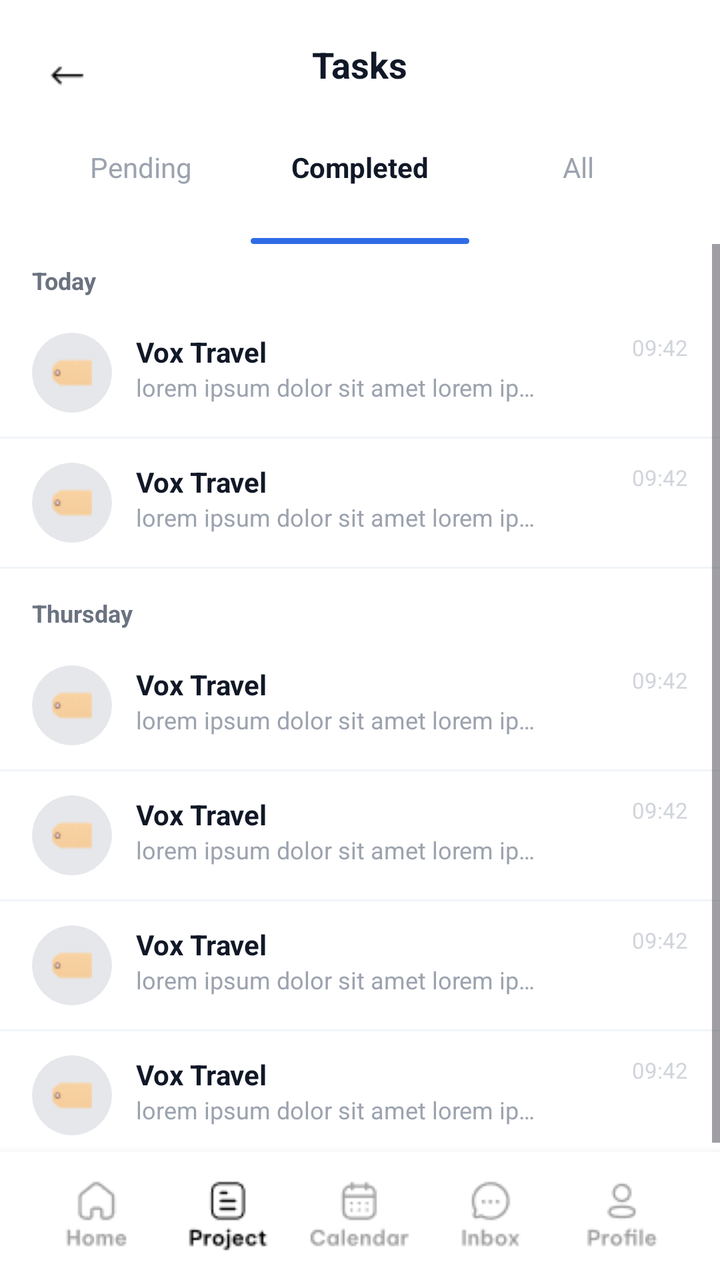
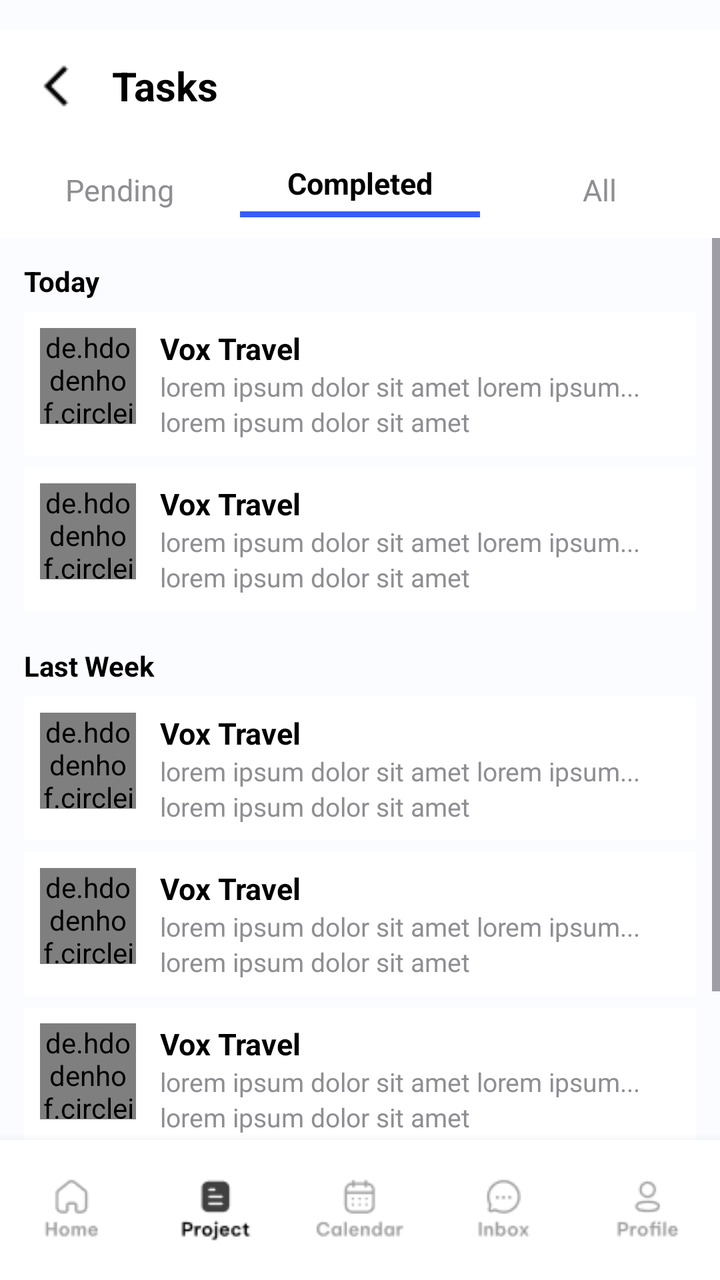

The first picture is an Android layout as it rendered before a commit; the second is the same layout after the commit. The layout source and the unified diff follow.
<!-- AndroidManifest.xml: application theme Theme.Teamflow -->
<!-- res/layout/activity_task_list_completed.xml -->
<RelativeLayout xmlns:android="http://schemas.android.com/apk/res/android"
    android:layout_width="match_parent"
    android:layout_height="match_parent"
    android:background="#FFFFFF">

    
    <RelativeLayout
        android:layout_marginTop="10dp"
        android:id="@+id/topBar"
        android:layout_width="match_parent"
        android:layout_height="56dp"
        android:paddingStart="16dp"
        android:paddingEnd="16dp"
        android:gravity="center_vertical">

        <ImageView
            android:id="@+id/btnBack"
            android:layout_width="36dp"
            android:layout_height="36dp"
            android:src="@drawable/back_arrow" />

        <TextView
            android:id="@+id/tvTitle"
            android:layout_width="wrap_content"
            android:layout_height="wrap_content"
            android:layout_centerHorizontal="true"
            android:text="Tasks"
            android:textSize="18sp"
            android:textStyle="bold"
            android:textColor="#111827" />
    </RelativeLayout>

    
    <RelativeLayout
        android:id="@+id/tabs"
        android:layout_width="match_parent"
        android:layout_height="56dp"
        android:layout_below="@id/topBar"
        android:paddingStart="16dp"
        android:paddingEnd="16dp">

        <LinearLayout
            android:layout_width="match_parent"
            android:layout_height="match_parent"
            android:orientation="horizontal"
            android:gravity="center_vertical">

            <RelativeLayout
                android:id="@+id/tabPending"
                android:layout_width="0dp"
                android:layout_height="match_parent"
                android:layout_weight="1">

                <TextView
                    android:layout_width="wrap_content"
                    android:layout_height="wrap_content"
                    android:layout_centerHorizontal="true"
                    android:layout_marginTop="8dp"
                    android:text="Pending"
                    android:textSize="14sp"
                    android:textColor="#9CA3AF"/>

                

            </RelativeLayout>

            <RelativeLayout
                android:id="@+id/tabCompleted"
                android:layout_width="0dp"
                android:layout_height="match_parent"
                android:layout_weight="1">

                <TextView
                    android:layout_width="wrap_content"
                    android:layout_height="wrap_content"
                    android:layout_centerHorizontal="true"
                    android:layout_marginTop="8dp"
                    android:text="Completed"
                    android:textColor="#111827"
                    android:textStyle="bold"

                    android:textSize="14sp"
                     />
                <View
                    android:layout_width="match_parent"
                    android:layout_height="3dp"
                    android:layout_alignParentBottom="true"
                    android:layout_centerHorizontal="true"
                    android:background="@drawable/bg_tab_indicator"/>
            </RelativeLayout>

            <RelativeLayout
                android:id="@+id/tabAll"
                android:layout_width="0dp"
                android:layout_height="match_parent"
                android:layout_weight="1">

                <TextView
                    android:layout_width="wrap_content"
                    android:layout_height="wrap_content"
                    android:layout_centerHorizontal="true"
                    android:layout_marginTop="8dp"
                    android:text="All"
                    android:textSize="14sp"
                    android:textColor="#9CA3AF" />
            </RelativeLayout>
        </LinearLayout>
    </RelativeLayout>

    
    <ScrollView
        android:id="@+id/scroll"
        android:layout_width="match_parent"
        android:layout_height="0dp"
        android:layout_below="@id/tabs"
        android:layout_above="@+id/bottomNav"
        android:fillViewport="true">

        <LinearLayout
            android:layout_width="match_parent"
            android:layout_height="wrap_content"
            android:orientation="vertical">

            
            <TextView
                android:layout_width="match_parent"
                android:layout_height="wrap_content"
                android:paddingStart="16dp"
                android:paddingEnd="16dp"
                android:paddingTop="10dp"
                android:paddingBottom="6dp"
                android:text="Today"
                android:textColor="#6B7280"
                android:textSize="12sp"
                android:textStyle="bold" />

            
            <include layout="@layout/row_task_item"/>
            <View android:layout_width="match_parent" android:layout_height="1dp" android:background="#F1F5F9"/>

            <include layout="@layout/row_task_item"/>
            <View android:layout_width="match_parent" android:layout_height="1dp" android:background="#F1F5F9"/>

            
            <TextView
                android:layout_width="match_parent"
                android:layout_height="wrap_content"
                android:paddingStart="16dp"
                android:paddingEnd="16dp"
                android:paddingTop="14dp"
                android:paddingBottom="6dp"
                android:text="Thursday"
                android:textColor="#6B7280"
                android:textSize="12sp"
                android:textStyle="bold" />

            <include layout="@layout/row_task_item"/>
            <View android:layout_width="match_parent" android:layout_height="1dp" android:background="#F1F5F9"/>

            <include layout="@layout/row_task_item"/>
            <View android:layout_width="match_parent" android:layout_height="1dp" android:background="#F1F5F9"/>

            <include layout="@layout/row_task_item"/>
            <View android:layout_width="match_parent" android:layout_height="1dp" android:background="#F1F5F9"/>

            <include layout="@layout/row_task_item"/>
            <View android:layout_width="match_parent" android:layout_height="1dp" android:background="#F1F5F9"/>
        </LinearLayout>
    </ScrollView>

    
    <LinearLayout
        android:id="@+id/bottomNav"
        android:layout_width="match_parent"
        android:layout_height="64dp"
        android:layout_alignParentBottom="true"
        android:orientation="horizontal"
        android:background="#FFFFFF"
        android:paddingStart="16dp"
        android:paddingEnd="16dp"
        android:elevation="8dp">

        
        <LinearLayout
            android:layout_width="0dp"
            android:layout_height="match_parent"
            android:layout_weight="1"
            android:gravity="center"
            android:orientation="vertical">

            <ImageView
                android:layout_width="wrap_content"
                android:layout_height="wrap_content"
                android:src="@drawable/home_unselect"
                />


        </LinearLayout>

        
        <LinearLayout
            android:layout_width="0dp"
            android:layout_height="match_parent"
            android:layout_weight="1"
            android:gravity="center"
            android:orientation="vertical">
            <ImageView android:layout_width="wrap_content" android:layout_height="wrap_content" android:src="@drawable/project"
                android:tint="@color/black"/>
        </LinearLayout>

        <LinearLayout
            android:layout_width="0dp"
            android:layout_height="match_parent"
            android:layout_weight="1"
            android:gravity="center"
            android:orientation="vertical">
            <ImageView android:layout_width="wrap_content" android:layout_height="wrap_content" android:src="@drawable/calendar_unselect"/>
        </LinearLayout>

        <LinearLayout
            android:layout_width="0dp"
            android:layout_height="match_parent"
            android:layout_weight="1"
            android:gravity="center"
            android:orientation="vertical">
            <ImageView android:layout_width="wrap_content" android:layout_height="wrap_content" android:src="@drawable/inbox_unselect"/>
        </LinearLayout>

        <LinearLayout
            android:layout_width="0dp"
            android:layout_height="match_parent"
            android:layout_weight="1"
            android:gravity="center"
            android:orientation="vertical">
            <ImageView android:layout_width="wrap_content" android:layout_height="wrap_content" android:src="@drawable/profile_unselect"/>
        </LinearLayout>
    </LinearLayout>
</RelativeLayout>
<!-- res/layout/row_task_item.xml (included above) -->
<RelativeLayout xmlns:android="http://schemas.android.com/apk/res/android"
    android:layout_width="match_parent"
    android:layout_height="64dp"
    android:paddingStart="16dp"
    android:paddingEnd="16dp"
    android:gravity="center_vertical">

    
    <ImageView
        android:id="@+id/ivAvatar"
        android:layout_width="40dp"
        android:layout_height="40dp"
        android:layout_alignParentStart="true"
        android:src="@drawable/tag"
        android:padding="10dp"
        android:scaleType="fitCenter"
        android:background="@drawable/bg_circle_mask"
        android:clipToOutline="true" />

    
    <LinearLayout
        android:layout_width="wrap_content"
        android:layout_height="wrap_content"
        android:layout_toEndOf="@id/ivAvatar"
        android:layout_marginStart="12dp"
        android:orientation="vertical">

        <TextView
            android:id="@+id/tvTitle"
            android:layout_width="wrap_content"
            android:layout_height="wrap_content"
            android:text="Vox Travel"
            android:textStyle="bold"
            android:textColor="#111827"
            android:textSize="14sp" />

        <TextView
            android:id="@+id/tvSub"
            android:layout_width="200dp"
            android:layout_height="wrap_content"
            android:maxLines="1"
            android:ellipsize="end"
            android:text="lorem ipsum dolor sit amet lorem ipsum dolor sit amet"
            android:textColor="#9CA3AF"
            android:textSize="12sp" />
    </LinearLayout>

    
    <TextView
        android:id="@+id/tvTime"
        android:layout_width="wrap_content"
        android:layout_height="wrap_content"
        android:layout_alignParentEnd="true"
        android:text="09:42"
        android:textColor="#D1D5DB"
        android:textSize="11sp" />
</RelativeLayout>
<!-- resources referenced by this layout -->
<resources>
  <color name="black">#FF000000</color>
  <!-- drawable back_arrow: png bitmap (drawable, 621 bytes) -->
  <!-- drawable bg_circle_mask (drawable) -->
  <shape xmlns:android="http://schemas.android.com/apk/res/android" android:shape="oval">
      <solid android:color="#E5E7EB" />
  </shape>
  <!-- drawable bg_tab_indicator (drawable) -->
  <shape xmlns:android="http://schemas.android.com/apk/res/android">
      <solid android:color="#2F6CE5"/>
      <corners android:radius="99dp"/>
  </shape>
  <!-- drawable calendar_unselect: png bitmap (drawable, 1151 bytes) -->
  <!-- drawable home_unselect: png bitmap (drawable, 898 bytes) -->
  <!-- drawable inbox_unselect: png bitmap (drawable, 952 bytes) -->
  <!-- drawable profile_unselect: png bitmap (drawable, 1003 bytes) -->
  <!-- drawable project: png bitmap (drawable, 1049 bytes) -->
  <!-- drawable tag: png bitmap (drawable, 729 bytes) -->
  <style name="Theme.Teamflow" parent="Base.Theme.Teamflow" />
  <style name="Base.Theme.Teamflow" parent="Theme.Material3.DayNight.NoActionBar">
          
         <item name="colorPrimary">#2F6CE5</item>
      </style>
</resources>

<!-- the commit's change to res/layout/activity_task_list_completed.xml (unified diff, before → after) -->
@@ -1,296 +1,285 @@
+<?xml version="1.0" encoding="utf-8"?>
 <RelativeLayout xmlns:android="http://schemas.android.com/apk/res/android"
+    xmlns:tools="http://schemas.android.com/tools"
+    xmlns:app="http://schemas.android.com/apk/res-auto"
     android:layout_width="match_parent"
     android:layout_height="match_parent"
-    android:background="#FFFFFF">
+    android:background="@color/greybg"
+    android:paddingTop="15dp"
+    tools:context=".task_list_completed">
 
     
     <RelativeLayout
-        android:layout_marginTop="10dp"
         android:id="@+id/topBar"
         android:layout_width="match_parent"
         android:layout_height="56dp"
-        android:paddingStart="16dp"
-        android:paddingEnd="16dp"
-        android:gravity="center_vertical">
+        android:background="@color/white"
+        android:paddingHorizontal="16dp">
 
         <ImageView
-            android:id="@+id/btnBack"
-            android:layout_width="36dp"
-            android:layout_height="36dp"
-            android:src="@drawable/back_arrow" />
-
-        <TextView
-            android:id="@+id/tvTitle"
-            android:layout_width="wrap_content"
-            android:layout_height="wrap_content"
-            android:layout_centerHorizontal="true"
+            android:id="@+id/back_arrow"
+            android:layout_width="24dp"
+            android:layout_height="24dp"
+            android:layout_centerVertical="true"
+            android:src="@drawable/back_arrow_head" />
+
+        <TextView
+            android:id="@+id/title"
+            android:layout_width="wrap_content"
+            android:layout_height="wrap_content"
+            android:layout_centerVertical="true"
+            android:layout_marginStart="40dp"
             android:text="Tasks"
-            android:textSize="18sp"
-            android:textStyle="bold"
-            android:textColor="#111827" />
+            android:textColor="@color/black"
+            android:textSize="20sp"
+            android:textStyle="bold" />
     </RelativeLayout>
 
     
-    <RelativeLayout
-        android:id="@+id/tabs"
-        android:layout_width="match_parent"
-        android:layout_height="56dp"
+    <LinearLayout
+        android:id="@+id/tabBar"
         android:layout_below="@id/topBar"
-        android:paddingStart="16dp"
-        android:paddingEnd="16dp">
+        android:layout_width="match_parent"
+        android:layout_height="48dp"
+        android:orientation="horizontal"
+        android:background="@color/white"
+        android:gravity="center"
+        android:weightSum="3">
+
+        <LinearLayout
+            android:id="@+id/pendingTab"
+            android:layout_width="0dp"
+            android:layout_height="match_parent"
+            android:layout_weight="1"
+            android:orientation="vertical"
+            android:gravity="center">
+
+            <TextView
+                android:layout_width="wrap_content"
+                android:layout_height="wrap_content"
+                android:text="Pending"
+                android:textSize="15sp"
+                android:textColor="@color/textgrey" />
+        </LinearLayout>
+
+        <LinearLayout
+            android:id="@+id/completedTab"
+            android:layout_width="0dp"
+            android:layout_height="match_parent"
+            android:layout_weight="1"
+            android:orientation="vertical"
+            android:gravity="center">
+
+            <TextView
+                android:layout_width="wrap_content"
+                android:layout_height="wrap_content"
+                android:text="Completed"
+                android:textSize="15sp"
+                android:textStyle="bold"
+                android:textColor="@color/black" />
+
+            <View
+                android:layout_width="match_parent"
+                android:layout_height="3dp"
+                android:layout_marginTop="4dp"
+                android:background="@color/bluebg" />
+        </LinearLayout>
+
+        <LinearLayout
+            android:id="@+id/allTab"
+            android:layout_width="0dp"
+            android:layout_height="match_parent"
+            android:layout_weight="1"
+            android:orientation="vertical"
+            android:gravity="center">
+
+            <TextView
+                android:layout_width="wrap_content"
+                android:layout_height="wrap_content"
+                android:text="All"
+                android:textSize="15sp"
+                android:textColor="@color/textgrey" />
+        </LinearLayout>
+    </LinearLayout>
+
+    
+    <ScrollView
+        android:id="@+id/taskScroll"
+        android:layout_width="match_parent"
+        android:layout_height="0dp"
+        android:layout_below="@id/tabBar"
+        android:layout_above="@id/bottomNav"
+        android:background="@color/greybg"
+        android:fillViewport="true">
 
         <LinearLayout
             android:layout_width="match_parent"
-            android:layout_height="match_parent"
-            android:orientation="horizontal"
-            android:gravity="center_vertical">
-
-            <RelativeLayout
-                android:id="@+id/tabPending"
-                android:layout_width="0dp"
-                android:layout_height="match_parent"
-                android:layout_weight="1">
-
-                <TextView
-                    android:layout_width="wrap_content"
-                    android:layout_height="wrap_content"
-                    android:layout_centerHorizontal="true"
-                    android:layout_marginTop="8dp"
-                    android:text="Pending"
-                    android:textSize="14sp"
-                    android:textColor="#9CA3AF"/>
-
-                
-
-            </RelativeLayout>
-
-            <RelativeLayout
-                android:id="@+id/tabCompleted"
-                android:layout_width="0dp"
-                android:layout_height="match_parent"
-                android:layout_weight="1">
-
-                <TextView
-                    android:layout_width="wrap_content"
-                    android:layout_height="wrap_content"
-                    android:layout_centerHorizontal="true"
-                    android:layout_marginTop="8dp"
-                    android:text="Completed"
-                    android:textColor="#111827"
-                    android:textStyle="bold"
-
-                    android:textSize="14sp"
-                     />
-                <View
-                    android:layout_width="match_parent"
-                    android:layout_height="3dp"
-                    android:layout_alignParentBottom="true"
-                    android:layout_centerHorizontal="true"
-                    android:background="@drawable/bg_tab_indicator"/>
-            </RelativeLayout>
-
-            <RelativeLayout
-                android:id="@+id/tabAll"
-                android:layout_width="0dp"
-                android:layout_height="match_parent"
-                android:layout_weight="1">
-
-                <TextView
-                    android:layout_width="wrap_content"
-                    android:layout_height="wrap_content"
-                    android:layout_centerHorizontal="true"
-                    android:layout_marginTop="8dp"
-                    android:text="All"
-                    android:textSize="14sp"
-                    android:textColor="#9CA3AF" />
-            </RelativeLayout>
-        </LinearLayout>
-    </RelativeLayout>
-
-    
-    <ScrollView
-        android:id="@+id/scroll"
-        android:layout_width="match_parent"
-        android:layout_height="0dp"
-        android:layout_below="@id/tabs"
-        android:layout_above="@+id/bottomNav"
-        android:fillViewport="true">
-
-        <LinearLayout
-            android:layout_width="match_parent"
-            android:layout_height="wrap_content"
-            android:orientation="vertical">
-
-            
-            <TextView
-                android:layout_width="match_parent"
-                android:layout_height="wrap_content"
-                android:paddingStart="16dp"
-                android:paddingEnd="16dp"
-                android:paddingTop="10dp"
-                android:paddingBottom="6dp"
+            android:layout_height="wrap_content"
+            android:orientation="vertical"
+            android:paddingHorizontal="12dp">
+
+            
+            <TextView
+                android:layout_width="wrap_content"
+                android:layout_height="wrap_content"
                 android:text="Today"
-                android:textColor="#6B7280"
-                android:textSize="12sp"
-                android:textStyle="bold" />
-
-            
-            <include layout="@layout/row_task_item"/>
-            <View android:layout_width="match_parent" android:layout_height="1dp" android:background="#F1F5F9"/>
-
-            <include layout="@layout/row_task_item"/>
-            <View android:layout_width="match_parent" android:layout_height="1dp" android:background="#F1F5F9"/>
-
-            
-            <TextView
-                android:layout_width="match_parent"
-                android:layout_height="wrap_content"
-                android:paddingStart="16dp"
-                android:paddingEnd="16dp"
-                android:paddingTop="14dp"
-                android:paddingBottom="6dp"
-                android:text="Thursday"
-                android:textColor="#6B7280"
-                android:textSize="12sp"
-                android:textStyle="bold" />
-
-            <include layout="@layout/row_task_item"/>
-            <View android:layout_width="match_parent" android:layout_height="1dp" android:background="#F1F5F9"/>
-
-            <include layout="@layout/row_task_item"/>
-            <View android:layout_width="match_parent" android:layout_height="1dp" android:background="#F1F5F9"/>
-
-            <include layout="@layout/row_task_item"/>
-            <View android:layout_width="match_parent" android:layout_height="1dp" android:background="#F1F5F9"/>
-
-            <include layout="@layout/row_task_item"/>
-            <View android:layout_width="match_parent" android:layout_height="1dp" android:background="#F1F5F9"/>
+                android:textStyle="bold"
+                android:textColor="@color/black"
+                android:layout_marginTop="12dp"
+                android:layout_marginBottom="6dp"
+                android:textSize="14sp" />
+
+            
+            <include layout="@layout/item_task_placeholder_completed" />
+            <include layout="@layout/item_task_placeholder_completed" />
+
+            
+            <TextView
+                android:layout_width="wrap_content"
+                android:layout_height="wrap_content"
+                android:text="Last Week"
+                android:textStyle="bold"
+                android:textColor="@color/black"
+                android:layout_marginTop="12dp"
+                android:layout_marginBottom="6dp"
+                android:textSize="14sp" />
+
+            
+            <include layout="@layout/item_task_placeholder_completed" />
+            <include layout="@layout/item_task_placeholder_completed" />
+            <include layout="@layout/item_task_placeholder_completed" />
+            <include layout="@layout/item_task_placeholder_completed" />
+
         </LinearLayout>
     </ScrollView>
 
     
     <LinearLayout
         android:id="@+id/bottomNav"
-        android:layout_width="match_parent"
-        android:layout_height="64dp"
         android:layout_alignParentBottom="true"
+        android:layout_width="match_parent"
+        android:layout_height="70dp"
         android:orientation="horizontal"
-        android:background="#FFFFFF"
-        android:paddingStart="16dp"
-        android:paddingEnd="16dp"
-        android:elevation="8dp">
-
-        
-        <LinearLayout
-            android:layout_width="0dp"
-            android:layout_height="match_parent"
-            android:layout_weight="1"
-            android:gravity="center"
-            android:orientation="vertical">
-
-            <ImageView
-                android:layout_width="wrap_content"
-                android:layout_height="wrap_content"
-                android:src="@drawable/home_unselect"
-                />
-
-
-        </LinearLayout>
-
-        
-        <LinearLayout
-            android:layout_width="0dp"
-            android:layout_height="match_parent"
-            android:layout_weight="1"
-            android:gravity="center"
-            android:orientation="vertical">
-            <ImageView android:layout_width="wrap_content" android:layout_height="wrap_content" android:src="@drawable/project"
-                android:tint="@color/black"/>
-        </LinearLayout>
-
-        <LinearLayout
-            android:layout_width="0dp"
-            android:layout_height="match_parent"
-            android:layout_weight="1"
-            android:gravity="center"
-            android:orientation="vertical">
-            <ImageView android:layout_width="wrap_content" android:layout_height="wrap_content" android:src="@drawable/calendar_unselect"/>
-        </LinearLayout>
-
-        <LinearLayout
-            android:layout_width="0dp"
-            android:layout_height="match_parent"
-            android:layout_weight="1"
-            android:gravity="center"
-            android:orientation="vertical">
-            <ImageView android:layout_width="wrap_content" android:layout_height="wrap_content" android:src="@drawable/inbox_unselect"/>
-        </LinearLayout>
-
-        <LinearLayout
-            android:layout_width="0dp"
-            android:layout_height="match_parent"
-            android:layout_weight="1"
-            android:gravity="center"
-            android:orientation="vertical">
-            <ImageView android:layout_width="wrap_content" android:layout_height="wrap_content" android:src="@drawable/profile_unselect"/>
+        android:background="@color/white"
+        android:weightSum="5"
+        android:elevation="8dp"
+        android:paddingVertical="8dp">
+
+        
+        <LinearLayout
+            android:layout_width="0dp"
+            android:layout_height="match_parent"
+            android:layout_weight="1"
+            android:gravity="center"
+            android:orientation="vertical">
+            <ImageView
+                android:layout_width="match_parent"
+                android:layout_height="match_parent"
+                android:layout_margin="10dp"
+                android:src="@drawable/home_unselect" />
+        </LinearLayout>
+
+        
+        <LinearLayout
+            android:layout_width="0dp"
+            android:layout_height="match_parent"
+            android:layout_weight="1"
+            android:gravity="center"
+            android:orientation="vertical">
+            <ImageView
+                android:layout_width="match_parent"
+                android:layout_height="match_parent"
+                android:layout_margin="10dp"
+                android:src="@drawable/project_selected" />
+        </LinearLayout>
+
+        
+        <LinearLayout
+            android:layout_width="0dp"
+            android:layout_height="match_parent"
+            android:layout_weight="1"
+            android:gravity="center"
+            android:orientation="vertical">
+            <ImageView
+                android:layout_width="match_parent"
+                android:layout_height="match_parent"
+                android:layout_margin="10dp"
+                android:src="@drawable/calendar_unselect" />
+        </LinearLayout>
+
+        
+        <LinearLayout
+            android:layout_width="0dp"
+            android:layout_height="match_parent"
+            android:layout_weight="1"
+            android:gravity="center"
+            android:orientation="vertical">
+            <ImageView
+                android:layout_width="match_parent"
+                android:layout_height="match_parent"
+                android:layout_margin="10dp"
+                android:src="@drawable/inbox_unselect" />
+        </LinearLayout>
+
+        
+        <LinearLayout
+            android:layout_width="0dp"
+            android:layout_height="match_parent"
+            android:layout_weight="1"
+            android:gravity="center"
+            android:orientation="vertical">
+            <ImageView
+                android:layout_width="match_parent"
+                android:layout_height="match_parent"
+                android:layout_margin="10dp"
+                android:src="@drawable/profile_unselect" />
         </LinearLayout>
     </LinearLayout>
+
 </RelativeLayout>
-<!-- res/layout/row_task_item.xml (included above) -->
-<RelativeLayout xmlns:android="http://schemas.android.com/apk/res/android"
+<!-- res/layout/item_task_placeholder_completed.xml (included above) -->
+<?xml version="1.0" encoding="utf-8"?>
+<LinearLayout xmlns:android="http://schemas.android.com/apk/res/android"
+    xmlns:app="http://schemas.android.com/apk/res-auto"
     android:layout_width="match_parent"
-    android:layout_height="64dp"
-    android:paddingStart="16dp"
-    android:paddingEnd="16dp"
-    android:gravity="center_vertical">
-
-    
-    <ImageView
-        android:id="@+id/ivAvatar"
-        android:layout_width="40dp"
-        android:layout_height="40dp"
-        android:layout_alignParentStart="true"
-        android:src="@drawable/tag"
-        android:padding="10dp"
-        android:scaleType="fitCenter"
-        android:background="@drawable/bg_circle_mask"
-        android:clipToOutline="true" />
-
-    
+    android:layout_height="wrap_content"
+    android:orientation="horizontal"
+    android:padding="8dp"
+    android:layout_marginBottom="6dp"
+    android:background="@color/white">
+
+    <de.hdodenhof.circleimageview.CircleImageView
+        android:layout_width="48dp"
+        android:layout_height="48dp"
+        android:src="@drawable/task_placeholder_completed"
+        android:layout_marginEnd="12dp"
+        app:civ_border_width="0dp" />
+
     <LinearLayout
-        android:layout_width="wrap_content"
+        android:layout_width="match_parent"
         android:layout_height="wrap_content"
-        android:layout_toEndOf="@id/ivAvatar"
-        android:layout_marginStart="12dp"
         android:orientation="vertical">
 
         <TextView
-            android:id="@+id/tvTitle"
             android:layout_width="wrap_content"
             android:layout_height="wrap_content"
             android:text="Vox Travel"
+            android:textColor="@color/black"
             android:textStyle="bold"
-            android:textColor="#111827"
-            android:textSize="14sp" />
-
-        <TextView
-            android:id="@+id/tvSub"
-            android:layout_width="200dp"
-            android:layout_height="wrap_content"
-            android:maxLines="1"
-            android:ellipsize="end"
-            android:text="lorem ipsum dolor sit amet lorem ipsum dolor sit amet"
-            android:textColor="#9CA3AF"
-            android:textSize="12sp" />
+            android:textSize="15sp" />
+
+        <TextView
+            android:layout_width="wrap_content"
+            android:layout_height="wrap_content"
+            android:text="lorem ipsum dolor sit amet lorem ipsum..."
+            android:textColor="@color/textgrey"
+            android:textSize="13sp" />
+
+        <TextView
+            android:layout_width="wrap_content"
+            android:layout_height="wrap_content"
+            android:text="lorem ipsum dolor sit amet"
+            android:textColor="@color/textgrey"
+            android:textSize="13sp" />
     </LinearLayout>
-
-    
-    <TextView
-        android:id="@+id/tvTime"
-        android:layout_width="wrap_content"
-        android:layout_height="wrap_content"
-        android:layout_alignParentEnd="true"
-        android:text="09:42"
-        android:textColor="#D1D5DB"
-        android:textSize="11sp" />
-</RelativeLayout>
+</LinearLayout>
<!-- resource entries referenced after the edit -->
@@ -1,22 +1,17 @@
 <!-- resources referenced by this layout -->
 <resources>
   <color name="black">#FF000000</color>
-  <!-- drawable back_arrow: png bitmap (drawable, 621 bytes) -->
-  <!-- drawable bg_circle_mask (drawable) -->
-  <shape xmlns:android="http://schemas.android.com/apk/res/android" android:shape="oval">
-      <solid android:color="#E5E7EB" />
-  </shape>
-  <!-- drawable bg_tab_indicator (drawable) -->
-  <shape xmlns:android="http://schemas.android.com/apk/res/android">
-      <solid android:color="#2F6CE5"/>
-      <corners android:radius="99dp"/>
-  </shape>
+  <color name="bluebg">#375DFB</color>
+  <color name="greybg">#FBFCFF</color>
+  <color name="textgrey">#8E8E93</color>
+  <color name="white">#FFFFFFFF</color>
+  <!-- drawable back_arrow_head: png bitmap (drawable, 210 bytes) -->
   <!-- drawable calendar_unselect: png bitmap (drawable, 1151 bytes) -->
   <!-- drawable home_unselect: png bitmap (drawable, 898 bytes) -->
   <!-- drawable inbox_unselect: png bitmap (drawable, 952 bytes) -->
   <!-- drawable profile_unselect: png bitmap (drawable, 1003 bytes) -->
-  <!-- drawable project: png bitmap (drawable, 1049 bytes) -->
-  <!-- drawable tag: png bitmap (drawable, 729 bytes) -->
+  <!-- drawable project_selected: png bitmap (drawable, 725 bytes) -->
+  <!-- drawable task_placeholder_completed: png bitmap (drawable, 1567 bytes) -->
   <style name="Theme.Teamflow" parent="Base.Theme.Teamflow" />
   <style name="Base.Theme.Teamflow" parent="Theme.Material3.DayNight.NoActionBar">
           
